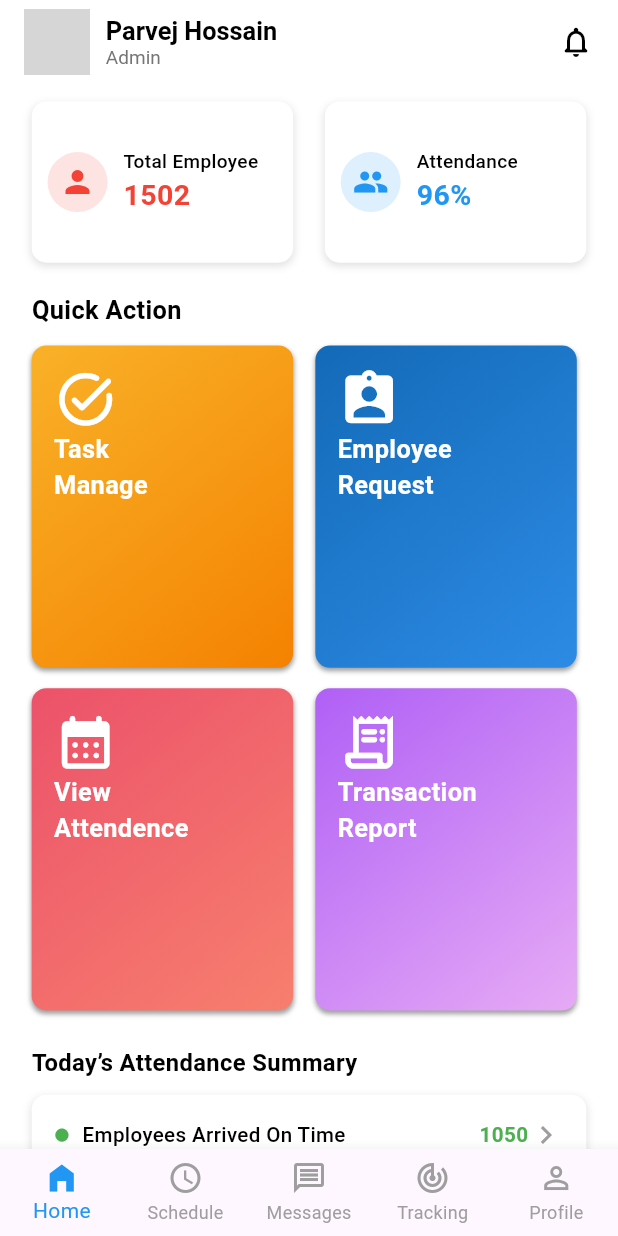
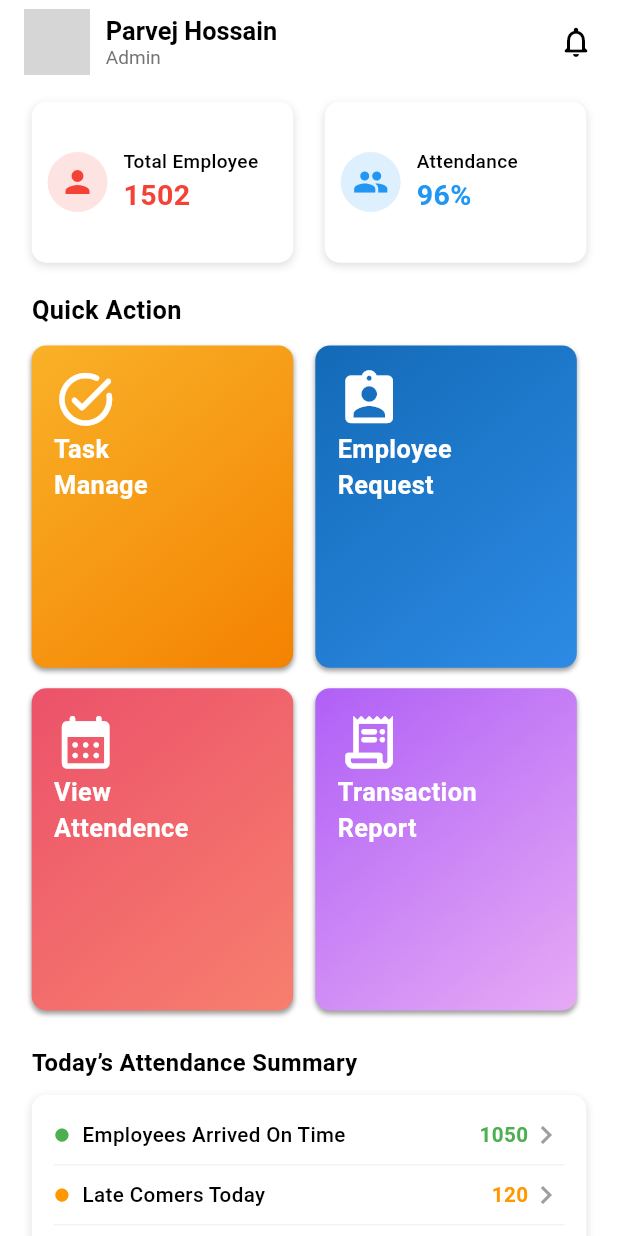
Before and after one commit to WixfordDev/koji, a Flutter app: the AdminHomeScreen screen opened directly, on a phone screen of 412 x 824 dp. Run offline on Flutter 3.47's test engine with Material 3 defaults, Android fonts, the phone set to English and light mode, and no system bars; our stand-ins replace cached_network_image, flutter_screenutil, flutter_svg, geolocator, go_router, google_maps_flutter and 5 more; network calls fail; grey boxes are pictures that could not be loaded.

```diff
--- a/lib/features/admin_bottom_navbar/admin_bottom_navbar.dart
+++ b/lib/features/admin_bottom_navbar/admin_bottom_navbar.dart
@@ -1,5 +1,10 @@
 import 'package:flutter/material.dart';
 import 'package:flutter_screenutil/flutter_screenutil.dart';
+import 'package:koji/features/admin_home/presentation/admin_home_screen.dart';
+import 'package:koji/features/admin_map/admin_map_screen.dart';
+import 'package:koji/features/admin_schedule/presentation/admin_schedule.dart';
+import 'package:koji/features/message/presentation/message_screen.dart';
+import 'package:koji/features/profile/presentation/profile_screen.dart';
 import '../../../../global/custom_assets/assets.gen.dart';
 import '../../../constants/app_color.dart';
 
@@ -12,7 +17,11 @@ class AdminBottomNavBar extends StatefulWidget {
 
 class _AdminBottomNavBarState extends State<AdminBottomNavBar> {
   final List<Widget> screens = [
-
+    AdminHomeScreen(),
+    AdminScheduleScreen(),
+    MessageListScreen(),
+    TrackingScreen(),
+    ProfileScreen(),
   ];
 
   int currentIndex = 0;
@@ -82,12 +91,12 @@ class _AdminBottomNavBarState extends State<AdminBottomNavBar> {
             label: "Messages",
           ),
           BottomNavigationBarItem(
-            icon: Assets.icons.history.svg(
+            icon: Assets.icons.tracking.svg(
               color: AppColor.selectedColor,
               width: 22.w,
               height: 22.h,
             ),
-            activeIcon: Assets.icons.history.svg(
+            activeIcon: Assets.icons.tracking.svg(
               color: AppColor.unSelectedColor,
               width: 22.w,
               height: 22.h,
@@ -95,12 +104,12 @@ class _AdminBottomNavBarState extends State<AdminBottomNavBar> {
             label: "Tracking",
           ),
           BottomNavigationBarItem(
-            icon: Assets.icons.tracking.svg(
+            icon: Assets.icons.profile.svg(
               color: AppColor.selectedColor,
               width: 22.w,
               height: 22.h,
             ),
-            activeIcon: Assets.icons.tracking.svg(
+            activeIcon: Assets.icons.profile.svg(
               color: AppColor.unSelectedColor,
               width: 22.w,
               height: 22.h,
--- a/lib/features/admin_home/presentation/admin_home_screen.dart
+++ b/lib/features/admin_home/presentation/admin_home_screen.dart
@@ -1,6 +1,5 @@
 import 'package:flutter/material.dart';
 import 'package:flutter_screenutil/flutter_screenutil.dart';
-
 
 class AdminHomeScreen extends StatelessWidget {
   const AdminHomeScreen({super.key});
@@ -25,16 +24,18 @@ class AdminHomeScreen extends StatelessWidget {
               Column(
                 crossAxisAlignment: CrossAxisAlignment.start,
                 children: [
-                  Text("Parvej Hossain",
-                      style: AppTextStyle.semiBold(16.sp)),
-                  Text("Admin",
-                      style: AppTextStyle.regular(12.sp,
-                          color: Colors.grey.shade600)),
+                  Text("Parvej Hossain", style: AppTextStyle.semiBold(16.sp)),
+                  Text(
+                    "Admin",
+                    style: AppTextStyle.regular(
+                      12.sp,
+                      color: Colors.grey.shade600,
+                    ),
+                  ),
                 ],
               ),
               const Spacer(),
-              const Icon(Icons.notifications_none_rounded,
-                  color: Colors.black),
+              const Icon(Icons.notifications_none_rounded, color: Colors.black),
             ],
           ),
         ),
@@ -72,37 +73,39 @@ class AdminHomeScreen extends StatelessWidget {
                   spacing: 14.w,
                   runSpacing: 14.h,
                   children: [
-                    _buildQuickCard(
-                      "Task\nManage",
-                      [const Color(0xFFF9B128), const Color(0xFFF48201)],
-                      Icons.task_alt_rounded,
-                    ),
-                    _buildQuickCard(
-                      "Employee\nRequest",
-                      [const Color(0xFF136AB7), const Color(0xFF2D8BE5)],
-                      Icons.assignment_ind_rounded,
-                    ),
-                    _buildQuickCard(
-                      "View\nAttendence",
-                      [const Color(0xFFEC526A), const Color(0xFFF77F6E)],
-                      Icons.calendar_month_rounded,
-                    ),
-                    _buildQuickCard(
-                      "Transaction\nReport",
-                      [const Color(0xFFB060F6), const Color(0xFFE6AAF5)],
-                      Icons.receipt_long_rounded,
-                    ),
+                    _buildQuickCard("Task\nManage", [
+                      const Color(0xFFF9B128),
+                      const Color(0xFFF48201),
+                    ], Icons.task_alt_rounded),
+                    _buildQuickCard("Employee\nRequest", [
+                      const Color(0xFF136AB7),
+                      const Color(0xFF2D8BE5),
+                    ], Icons.assignment_ind_rounded),
+                    _buildQuickCard("View\nAttendence", [
+                      const Color(0xFFEC526A),
+                      const Color(0xFFF77F6E),
+                    ], Icons.calendar_month_rounded),
+                    _buildQuickCard("Transaction\nReport", [
+                      const Color(0xFFB060F6),
+                      const Color(0xFFE6AAF5),
+                    ], Icons.receipt_long_rounded),
                   ],
                 ),
 
                 SizedBox(height: 24.h),
 
-                Text("Today’s Attendance Summary",
-                    style: AppTextStyle.semiBold(15.sp)),
+                Text(
+                  "Today’s Attendance Summary",
+                  style: AppTextStyle.semiBold(15.sp),
+                ),
                 SizedBox(height: 10.h),
 
                 _buildSummaryCard([
-                  _summaryRow("Employees Arrived On Time", "1050", Colors.green),
+                  _summaryRow(
+                    "Employees Arrived On Time",
+                    "1050",
+                    Colors.green,
+                  ),
                   _summaryRow("Late Comers Today", "120", Colors.orange),
                   _summaryRow("Absent Employees Today", "50", Colors.red),
                   _summaryRow("Working Employees Today", "1200", Colors.blue),
@@ -110,8 +113,10 @@ class AdminHomeScreen extends StatelessWidget {
 
                 SizedBox(height: 20.h),
 
-                Text("Today’s Task Summary",
-                    style: AppTextStyle.semiBold(15.sp)),
+                Text(
+                  "Today’s Task Summary",
+                  style: AppTextStyle.semiBold(15.sp),
+                ),
                 SizedBox(height: 10.h),
 
                 _buildSummaryCard([
@@ -123,36 +128,6 @@ class AdminHomeScreen extends StatelessWidget {
               ],
             ),
           ),
-        ),
-
-        /// Bottom Navigation
-        bottomNavigationBar: BottomNavigationBar(
-          type: BottomNavigationBarType.fixed,
-          currentIndex: 0,
-          selectedItemColor: Colors.blue,
-          unselectedItemColor: Colors.grey,
-          items: const [
-            BottomNavigationBarItem(
-              icon: Icon(Icons.home_filled),
-              label: 'Home',
-            ),
-            BottomNavigationBarItem(
-              icon: Icon(Icons.schedule),
-              label: 'Schedule',
-            ),
-            BottomNavigationBarItem(
-              icon: Icon(Icons.message_outlined),
-              label: 'Messages',
-            ),
-            BottomNavigationBarItem(
-              icon: Icon(Icons.track_changes_outlined),
-              label: 'Tracking',
-            ),
-            BottomNavigationBarItem(
-              icon: Icon(Icons.person_outline),
-              label: 'Profile',
-            ),
-          ],
         ),
       ),
     );
@@ -172,7 +147,10 @@ class AdminHomeScreen extends StatelessWidget {
         color: Colors.white,
         boxShadow: [
           BoxShadow(
-              color: Colors.black12, blurRadius: 4, offset: const Offset(0, 2))
+            color: Colors.black12,
+            blurRadius: 4,
+            offset: const Offset(0, 2),
+          ),
         ],
         borderRadius: BorderRadius.circular(10.r),
       ),
@@ -189,8 +167,7 @@ class AdminHomeScreen extends StatelessWidget {
               mainAxisAlignment: MainAxisAlignment.center,
               children: [
                 Text(title, style: AppTextStyle.medium(12.sp)),
-                Text(value,
-                    style: AppTextStyle.bold(18.sp, color: color)),
+                Text(value, style: AppTextStyle.bold(18.sp, color: color)),
               ],
             ),
           ),
@@ -211,11 +188,7 @@ class AdminHomeScreen extends StatelessWidget {
           end: Alignment.bottomRight,
         ),
         boxShadow: const [
-          BoxShadow(
-            color: Colors.black38,
-            blurRadius: 2,
-            offset: Offset(0, 2),
-          )
+          BoxShadow(color: Colors.black38, blurRadius: 2, offset: Offset(0, 2)),
         ],
       ),
       child: Padding(
@@ -249,17 +222,19 @@ class AdminHomeScreen extends StatelessWidget {
             color: Colors.black12,
             blurRadius: 4,
             offset: const Offset(0, 2),
-          )
+          ),
         ],
       ),
       child: Column(
         children: children
-            .map((child) => Column(
-          children: [
-            child,
-            Divider(thickness: 0.4, color: Colors.grey[300]),
-          ],
-        ))
+            .map(
+              (child) => Column(
+                children: [
+                  child,
+                  Divider(thickness: 0.4, color: Colors.grey[300]),
+                ],
+              ),
+            )
             .toList(),
       ),
     );
@@ -270,17 +245,14 @@ class AdminHomeScreen extends StatelessWidget {
       children: [
         Icon(Icons.circle, color: color, size: 10.sp),
         SizedBox(width: 8.w),
-        Expanded(
-          child: Text(title, style: AppTextStyle.medium(13.sp)),
-        ),
-        Text(value,
-            style: AppTextStyle.semiBold(13.sp, color: color)),
+        Expanded(child: Text(title, style: AppTextStyle.medium(13.sp))),
+        Text(value, style: AppTextStyle.semiBold(13.sp, color: color)),
         const Icon(Icons.chevron_right, color: Colors.grey),
       ],
     );
   }
+}
 
-}
 class AppTextStyle {
   static TextStyle regular(double size, {Color color = Colors.black}) =>
       TextStyle(fontSize: size, fontWeight: FontWeight.w400, color: color);
--- a/lib/features/admin_map/admin_map_screen.dart
+++ b/lib/features/admin_map/admin_map_screen.dart
@@ -3,12 +3,12 @@ import 'package:flutter/material.dart';
 import 'package:google_maps_flutter/google_maps_flutter.dart';
 import 'package:geolocator/geolocator.dart';
 
-class AdminMapScreen extends StatefulWidget {
+class TrackingScreen extends StatefulWidget {
   @override
-  AdminMapScreen createState() => _AdminMapScreenState();
+  _TrackingScreenState createState() => _TrackingScreenState();
 }
 
-class _AdminMapScreenState extends State<AdminMapScreen> {
+class _TrackingScreenState extends State<TrackingScreen> {
   final Completer<GoogleMapController> _controller = Completer();
   final TextEditingController _searchController = TextEditingController();
   double _radius = 4.0; // miles
--- a/lib/features/authentication/presentation/login_screen.dart
+++ b/lib/features/authentication/presentation/login_screen.dart
@@ -82,11 +82,11 @@ class LoginScreen extends StatelessWidget {
                   title: "Login",
                   onpress: () {
                     print("tapped login");
-                    if (emailCtrl.text == "admin@gmail.com") {
-                      context.push("/adminBottomNavBar");
-                    } else {
-                      context.push('/bottomNavBar');
-                    }
+                    // if (emailCtrl.text == "admin@gmail.com") {
+                    context.push("/adminBottomNavBar");
+                    // } else {
+                    //   context.push('/bottomNavBar');
+                    // }
                   },
                 ),
 
--- a/lib/routes/app_routes.dart
+++ b/lib/routes/app_routes.dart
@@ -2,6 +2,7 @@ import 'dart:async';
 
 import 'package:flutter/material.dart';
 import 'package:go_router/go_router.dart';
+import 'package:koji/features/admin_map/admin_map_screen.dart';
 
 import 'package:koji/features/authentication/presentation/forgot_password_screen.dart';
 import 'package:koji/features/authentication/presentation/login_screen.dart';
@@ -15,7 +16,6 @@ import 'package:koji/features/notification/presentation/notification_screen.dart
 
 import '../features/admin_bottom_navbar/admin_bottom_navbar.dart';
 import '../features/admin_home/presentation/admin_attendance_screen.dart';
-import '../features/admin_home/presentation/admin_home_screen.dart';
 import '../features/admin_schedule/presentation/admin_complete_task_screen.dart';
 import '../features/admin_schedule/presentation/admin_schedule.dart';
 import '../features/bottom_navbar/presentation/bottom_navbar_screen.dart';
@@ -165,13 +165,6 @@ class AppRouter {
           path: '/adminBottomNavBar',
           builder: (_, _) => AdminBottomNavBar(),
         ),
-        GoRoute(
-          path: '/adminHomeScreen',
-          builder: (_, _) => AdminHomeScreen(),
-        ),
-
-
-
       ],
     );
   }
```
Also changed, not shown: 1 other file.
